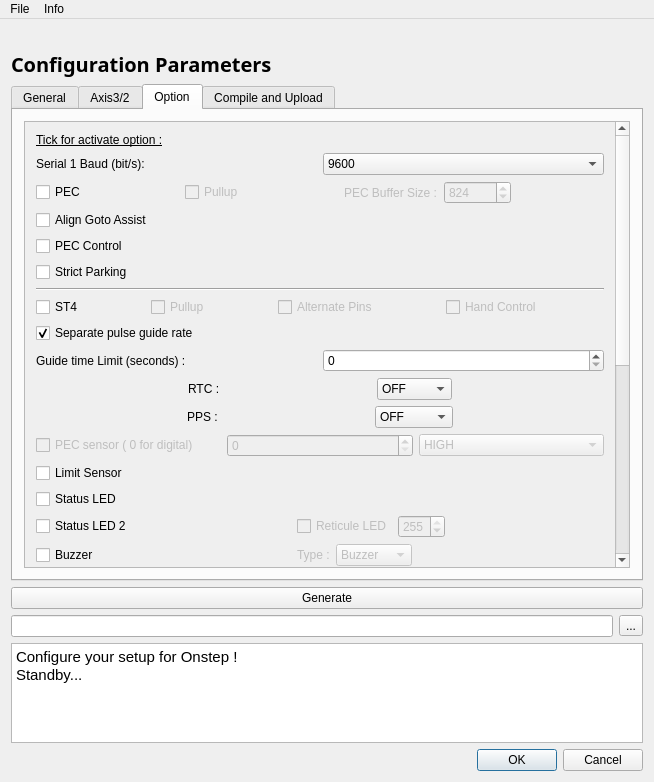
Old version of the form configurator.ui in the repository dragonlost/Onstep_Generator.
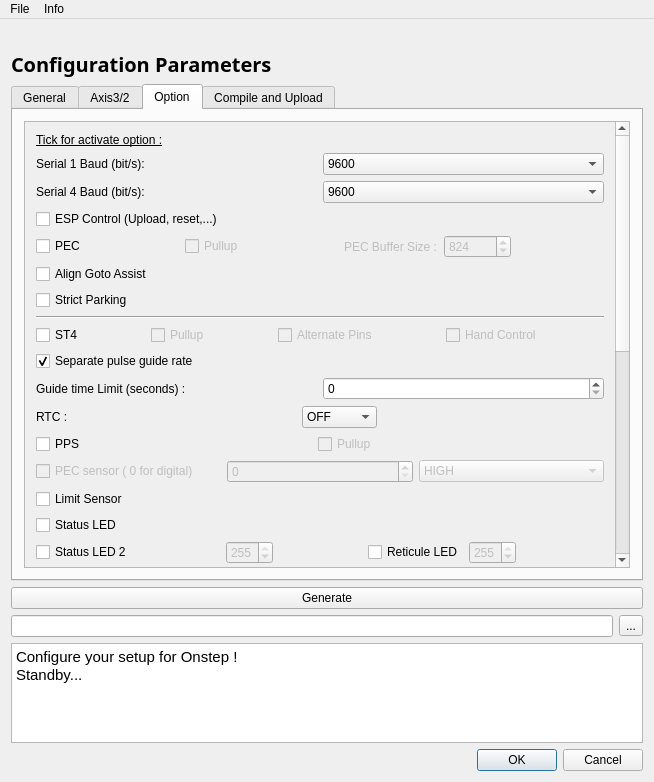
New version of the form. The open tabs and pages were chosen to show the change. Icons and pictures are not drawn.

Patch:
```diff
--- a/configurator.ui
+++ b/configurator.ui
@@ -720,7 +720,7 @@
             <item row="3" column="2">
              <widget class="QSpinBox" name="axis1_motor_spin">
               <property name="maximum">
-               <number>1000</number>
+               <number>100000</number>
               </property>
               <property name="value">
                <number>200</number>
@@ -730,7 +730,7 @@
             <item row="3" column="1">
              <widget class="QSpinBox" name="axis2_motor_spin">
               <property name="maximum">
-               <number>1000</number>
+               <number>100000</number>
               </property>
               <property name="value">
                <number>200</number>
@@ -1105,14 +1105,23 @@
            </widget>
           </item>
           <item row="2" column="1">
-           <widget class="QSpinBox" name="spinBox">
+           <widget class="QSpinBox" name="rot_step_spinBox">
             <property name="enabled">
              <bool>false</bool>
             </property>
+            <property name="minimum">
+             <number>1</number>
+            </property>
+            <property name="maximum">
+             <number>100000</number>
+            </property>
+            <property name="value">
+             <number>200</number>
+            </property>
            </widget>
           </item>
           <item row="9" column="1">
-           <widget class="QComboBox" name="comboBox">
+           <widget class="QComboBox" name="rot_di_comboBox">
             <property name="enabled">
              <bool>false</bool>
             </property>
@@ -1134,7 +1143,7 @@
            </widget>
           </item>
           <item row="9" column="2">
-           <widget class="QComboBox" name="comboBox_2">
+           <widget class="QComboBox" name="focus1_di_comboBox">
             <property name="enabled">
              <bool>false</bool>
             </property>
@@ -1156,7 +1165,7 @@
            </widget>
           </item>
           <item row="9" column="3">
-           <widget class="QComboBox" name="comboBox_3">
+           <widget class="QComboBox" name="focus2_di_comboBox">
             <property name="enabled">
              <bool>false</bool>
             </property>
@@ -1202,9 +1211,9 @@
              <property name="geometry">
               <rect>
                <x>0</x>
-               <y>0</y>
+               <y>-559</y>
                <width>596</width>
-               <height>923</height>
+               <height>983</height>
               </rect>
              </property>
              <layout class="QVBoxLayout" name="verticalLayout_3">
@@ -1328,6 +1337,121 @@
                 </item>
                </layout>
               </item>
+              <item>
+               <layout class="QHBoxLayout" name="horizontalLayout_24">
+                <item>
+                 <widget class="QLabel" name="label_45">
+                  <property name="text">
+                   <string>Serial 4 Baud (bit/s):</string>
+                  </property>
+                 </widget>
+                </item>
+                <item>
+                 <widget class="QComboBox" name="serial4_baud_comboBox">
+                  <property name="currentIndex">
+                   <number>10</number>
+                  </property>
+                  <item>
+                   <property name="text">
+                    <string>75</string>
+                   </property>
+                  </item>
+                  <item>
+                   <property name="text">
+                    <string>110</string>
+                   </property>
+                  </item>
+                  <item>
+                   <property name="text">
+                    <string>134.5</string>
+                   </property>
+                  </item>
+                  <item>
+                   <property name="text">
+                    <string>150</string>
+                   </property>
+                  </item>
+                  <item>
+                   <property name="text">
+                    <string>600</string>
+                   </property>
+                  </item>
+                  <item>
+                   <property name="text">
+                    <string>1200</string>
+                   </property>
+                  </item>
+                  <item>
+                   <property name="text">
+                    <string>1800</string>
+                   </property>
+                  </item>
+                  <item>
+                   <property name="text">
+                    <string>2400</string>
+                   </property>
+                  </item>
+                  <item>
+                   <property name="text">
+                    <string>4800</string>
+                   </property>
+                  </item>
+                  <item>
+                   <property name="text">
+                    <string>7200</string>
+                   </property>
+                  </item>
+                  <item>
+                   <property name="text">
+                    <string>9600</string>
+                   </property>
+                  </item>
+                  <item>
+                   <property name="text">
+                    <string>14400</string>
+                   </property>
+                  </item>
+                  <item>
+                   <property name="text">
+                    <string>19200</string>
+                   </property>
+                  </item>
+                  <item>
+                   <property name="text">
+                    <string>38400</string>
+                   </property>
+                  </item>
+                  <item>
+                   <property name="text">
+                    <string>56000</string>
+                   </property>
+                  </item>
+                  <item>
+                   <property name="text">
+                    <string>57600</string>
+                   </property>
+                  </item>
+                  <item>
+                   <property name="text">
+                    <string>115200</string>
+                   </property>
+                  </item>
+                  <item>
+                   <property name="text">
+                    <string>128000</string>
+                   </property>
+                  </item>
+                 </widget>
+                </item>
+               </layout>
+              </item>
+              <item>
+               <widget class="QCheckBox" name="esp_checkBox">
+                <property name="text">
+                 <string>ESP Control (Upload, reset,...)</string>
+                </property>
+               </widget>
+              </item>
               <item>
                <layout class="QHBoxLayout" name="horizontalLayout_4">
                 <property name="spacing">
@@ -1421,13 +1545,6 @@
                 </property>
                </widget>
               </item>
-              <item>
-               <widget class="QCheckBox" name="checkBox_2">
-                <property name="text">
-                 <string>PEC Control</string>
-                </property>
-               </widget>
-              </item>
               <item>
                <widget class="QCheckBox" name="strict_checkBox">
                 <property name="text">
@@ -1565,19 +1682,6 @@
               </item>
               <item>
                <layout class="QHBoxLayout" name="horizontalLayout_9">
-                <item>
-                 <spacer name="horizontalSpacer_6">
-                  <property name="orientation">
-                   <enum>Qt::Horizontal</enum>
-                  </property>
-                  <property name="sizeHint" stdset="0">
-                   <size>
-                    <width>40</width>
-                    <height>20</height>
-                   </size>
-                  </property>
-                 </spacer>
-                </item>
                 <item>
                  <widget class="QLabel" name="label_44">
                   <property name="text">
@@ -1630,57 +1734,12 @@
               <item>
                <layout class="QHBoxLayout" name="horizontalLayout_22">
                 <item>
-                 <spacer name="horizontalSpacer_18">
-                  <property name="orientation">
-                   <enum>Qt::Horizontal</enum>
-                  </property>
-                  <property name="sizeHint" stdset="0">
-                   <size>
-                    <width>40</width>
-                    <height>20</height>
-                   </size>
-                  </property>
-                 </spacer>
-                </item>
-                <item>
-                 <widget class="QLabel" name="label_46">
+                 <widget class="QCheckBox" name="pps_checkBox">
                   <property name="text">
-                   <string>PPS :</string>
+                   <string>PPS</string>
                   </property>
                  </widget>
                 </item>
-                <item>
-                 <spacer name="horizontalSpacer_17">
-                  <property name="orientation">
-                   <enum>Qt::Horizontal</enum>
-                  </property>
-                  <property name="sizeHint" stdset="0">
-                   <size>
-                    <width>40</width>
-                    <height>20</height>
-                   </size>
-                  </property>
-                 </spacer>
-                </item>
-                <item>
-                 <widget class="QComboBox" name="pps_combo">
-                  <item>
-                   <property name="text">
-                    <string>OFF</string>
-                   </property>
-                  </item>
-                  <item>
-                   <property name="text">
-                    <string>ON</string>
-                   </property>
-                  </item>
-                  <item>
-                   <property name="text">
-                    <string>PULLUP</string>
-                   </property>
-                  </item>
-                 </widget>
-                </item>
                 <item>
                  <spacer name="horizontalSpacer_19">
                   <property name="orientation">
@@ -1694,6 +1753,29 @@
                   </property>
                  </spacer>
                 </item>
+                <item>
+                 <widget class="QCheckBox" name="pps_pul_checkBox">
+                  <property name="enabled">
+                   <bool>false</bool>
+                  </property>
+                  <property name="text">
+                   <string>Pullup</string>
+                  </property>
+                 </widget>
+                </item>
+                <item>
+                 <spacer name="horizontalSpacer_6">
+                  <property name="orientation">
+                   <enum>Qt::Horizontal</enum>
+                  </property>
+                  <property name="sizeHint" stdset="0">
+                   <size>
+                    <width>40</width>
+                    <height>20</height>
+                   </size>
+                  </property>
+                 </spacer>
+                </item>
                </layout>
               </item>
               <item>
@@ -1776,10 +1858,36 @@
                   </property>
                  </spacer>
                 </item>
+                <item>
+                 <widget class="QSpinBox" name="intensity_led2_spinBox">
+                  <property name="enabled">
+                   <bool>false</bool>
+                  </property>
+                  <property name="maximum">
+                   <number>255</number>
+                  </property>
+                  <property name="value">
+                   <number>255</number>
+                  </property>
+                 </widget>
+                </item>
+                <item>
+                 <spacer name="horizontalSpacer_17">
+                  <property name="orientation">
+                   <enum>Qt::Horizontal</enum>
+                  </property>
+                  <property name="sizeHint" stdset="0">
+                   <size>
+                    <width>40</width>
+                    <height>20</height>
+                   </size>
+                  </property>
+                 </spacer>
+                </item>
                 <item>
                  <widget class="QCheckBox" name="reticule_checkBox">
                   <property name="enabled">
-                   <bool>false</bool>
+                   <bool>true</bool>
                   </property>
                   <property name="text">
                    <string>Reticule LED</string>
@@ -1787,7 +1895,7 @@
                  </widget>
                 </item>
                 <item>
-                 <widget class="QSpinBox" name="intensity_led_spinBox">
+                 <widget class="QSpinBox" name="intensity_ret_spinBox">
                   <property name="enabled">
                    <bool>false</bool>
                   </property>
@@ -1847,7 +1955,7 @@
                  </widget>
                 </item>
                 <item>
-                 <widget class="QComboBox" name="buzzer_tpe_comboBox">
+                 <widget class="QComboBox" name="buzzer_type_comboBox">
                   <property name="enabled">
                    <bool>false</bool>
                   </property>
@@ -1958,6 +2066,13 @@
                 </property>
                </widget>
               </item>
+              <item>
+               <widget class="QCheckBox" name="save_mer_flip_checkBox">
+                <property name="text">
+                 <string>Remember Auto Meridian Flip</string>
+                </property>
+               </widget>
+              </item>
               <item>
                <widget class="QCheckBox" name="home_pause_checkBox">
                 <property name="text">
```
Left out of the diff: 156 changed lines with no effect on the pictures.
